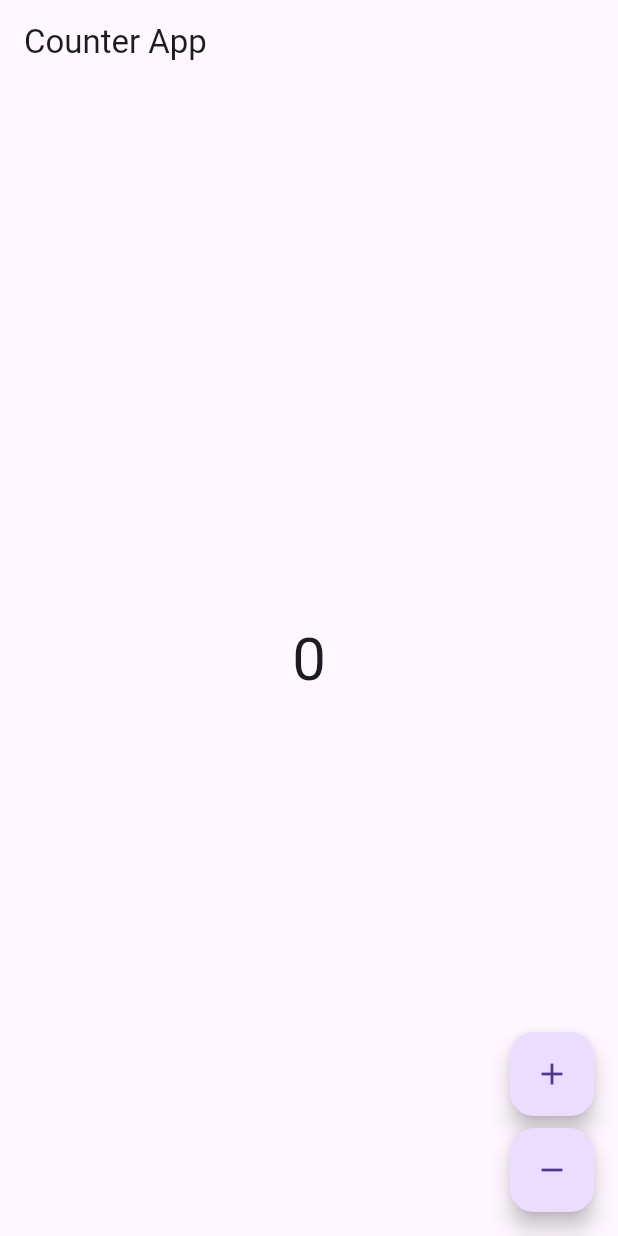
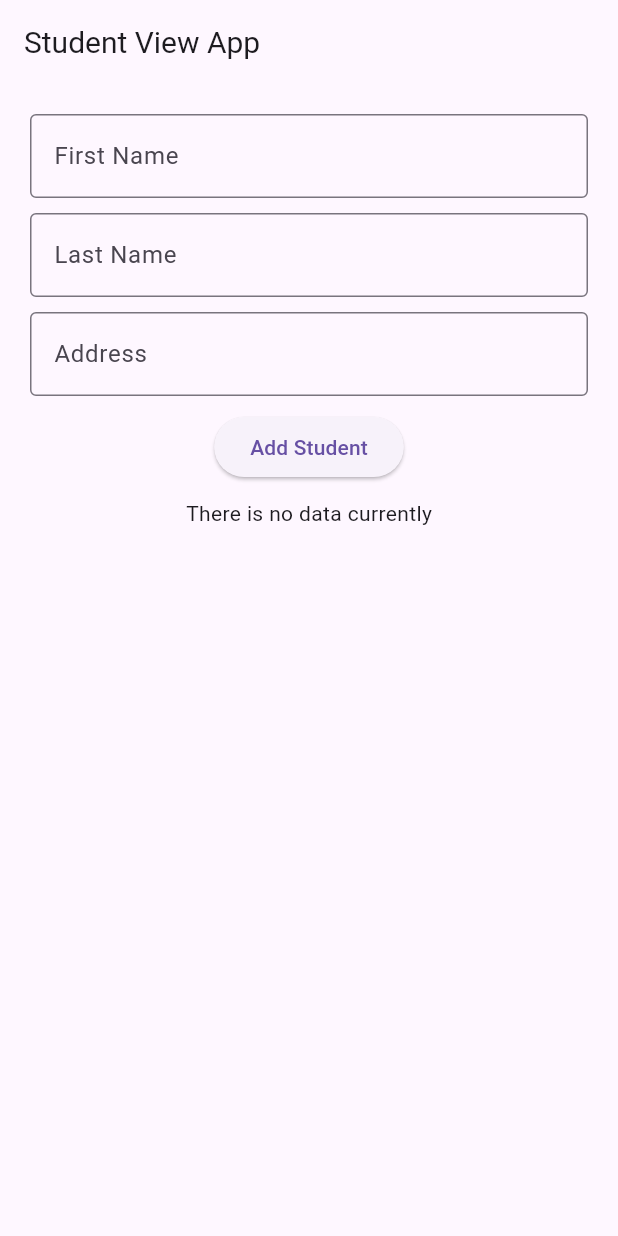
Before and after one commit to Ashura2003/riverpod_test_state_management, a Flutter app: the screen it shows after launch, on a phone screen of 412 x 824 dp. Run offline on Flutter 3.47's test engine with Material 3 defaults, Android fonts, the phone set to English and light mode, and no system bars; our stand-ins replace flutter_riverpod.

Commit message:
Created Student view app (edit details left)

```diff
--- a/lib/app/app.dart
+++ b/lib/app/app.dart
@@ -1,5 +1,5 @@
 import 'package:flutter/material.dart';
-import 'package:riverpod_test/view/counter_view_state.dart';
+import 'package:riverpod_test/view/student_view.dart';
 
 class App extends StatelessWidget {
   const App({super.key});
@@ -8,7 +8,7 @@ class App extends StatelessWidget {
   Widget build(BuildContext context) {
     return MaterialApp(
       title: 'Counter App',
-      home: const CounterViewState(),
+      home: const StudentView(),
       debugShowCheckedModeBanner: false,
       theme: ThemeData(
         primarySwatch: Colors.blue,
--- /dev/null
+++ b/lib/model/student_model.dart
@@ -0,0 +1,11 @@
+class Student {
+  final String fname;
+  final String lname;
+  final String address;
+
+  Student({
+    required this.fname,
+    required this.lname,
+    required this.address,
+  });
+}
--- /dev/null
+++ b/lib/view/student_view.dart
@@ -0,0 +1,127 @@
+import 'package:flutter/material.dart';
+import 'package:flutter_riverpod/flutter_riverpod.dart';
+import 'package:riverpod_test/model/student_model.dart';
+import 'package:riverpod_test/view_model/student_view_model.dart';
+
+class StudentView extends ConsumerStatefulWidget {
+  const StudentView({super.key});
+
+  @override
+  ConsumerState<StudentView> createState() => _StudentViewState();
+}
+
+class _StudentViewState extends ConsumerState<StudentView> {
+  var gap = const SizedBox(
+    height: 10,
+  );
+  final fnameController = TextEditingController();
+  final lnameController = TextEditingController();
+  final addressController = TextEditingController();
+
+  @override
+  Widget build(BuildContext context) {
+    // Listern for the state changes from the provider
+    final studentState = ref.watch(studentViewModelProvider);
+
+    return Scaffold(
+      appBar: AppBar(
+        title: const Text(
+          'Student View App',
+          style: TextStyle(
+            fontSize: 20,
+          ),
+        ),
+      ),
+      body: Padding(
+        padding: const EdgeInsets.all(20),
+        child: Column(
+          children: [
+            TextFormField(
+              controller: fnameController,
+              decoration: const InputDecoration(
+                border: OutlineInputBorder(),
+                labelText: 'First Name',
+                hintText: 'Enter your first name',
+              ),
+            ),
+            gap,
+            TextFormField(
+              controller: lnameController,
+              decoration: const InputDecoration(
+                border: OutlineInputBorder(),
+                labelText: 'Last Name',
+                hintText: 'Enter your last name',
+              ),
+            ),
+            gap,
+            TextFormField(
+              controller: addressController,
+              decoration: const InputDecoration(
+                border: OutlineInputBorder(),
+                labelText: 'Address',
+                hintText: 'Enter your Address',
+              ),
+            ),
+            gap,
+            ElevatedButton(
+              onPressed: () {
+                Student student = Student(
+                  fname: fnameController.text,
+                  lname: lnameController.text,
+                  address: addressController.text,
+                );
+
+                ref.read(studentViewModelProvider.notifier).addStudent(student);
+              },
+              child: const Text(
+                'Add Student',
+              ),
+            ),
+            gap,
+            studentState.isLoading
+                ? const CircularProgressIndicator()
+                : studentState.lstStudent.isEmpty
+                    ? const Text(
+                        "There is no data currently",
+                      )
+                    : Expanded(
+                        child: ListView.builder(
+                            itemCount: studentState.lstStudent.length,
+                            itemBuilder: (context, index) {
+                              Student student = studentState.lstStudent[index];
+                              return Card(
+                                child: ListTile(
+                                  title: Text(
+                                    '${student.fname} ${student.lname}',
+                                  ),
+                                  subtitle: Text(
+                                    student.address,
+                                  ),
+                                  trailing: Row(
+                                    mainAxisSize: MainAxisSize.min,
+                                    children: [
+                                      IconButton(
+                                        icon: const Icon(Icons.edit),
+                                        onPressed: () {},
+                                      ),
+                                      IconButton(
+                                        icon: const Icon(Icons.delete),
+                                        onPressed: () {
+                                          ref
+                                              .read(studentViewModelProvider
+                                                  .notifier)
+                                              .deleteStudent(index);
+                                        },
+                                      ),
+                                    ],
+                                  ),
+                                ),
+                              );
+                            }),
+                      )
+          ],
+        ),
+      ),
+    );
+  }
+}
--- /dev/null
+++ b/lib/view_model/student_view_model.dart
@@ -0,0 +1,27 @@
+import 'package:flutter_riverpod/flutter_riverpod.dart';
+import 'package:riverpod_test/model/student_model.dart';
+import 'package:riverpod_test/state/student_state.dart';
+
+final studentViewModelProvider =
+    StateNotifierProvider<StudentViewModel, StudentState>(
+        (ref) => StudentViewModel());
+
+class StudentViewModel extends StateNotifier<StudentState> {
+  StudentViewModel() : super(StudentState.initial());
+
+  void addStudent(Student student) async {
+    state = state.copyWith(isLoading: true);
+
+    // Wait for 2 seconds
+    await Future.delayed(const Duration(seconds: 2));
+    state = state.copyWith(isLoading: false, student: student);
+  }
+
+  void deleteStudent(int index) async {
+    state = state.copyWith(isLoading: true);
+
+    // Wait for 2 seconds
+    await Future.delayed(const Duration(seconds: 2));
+    state = state.delete(isLoading: false, index: index);
+  }
+}
```
Also changed, not shown: lib/state/student_state.dart (added, +43 -0 lines).
